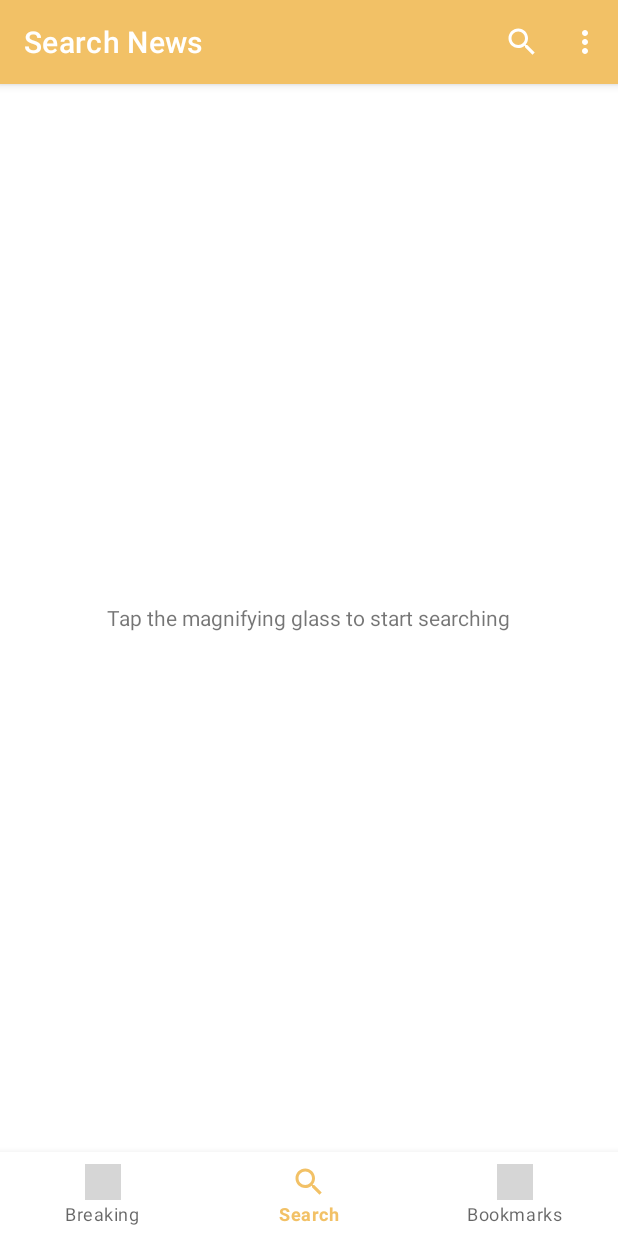
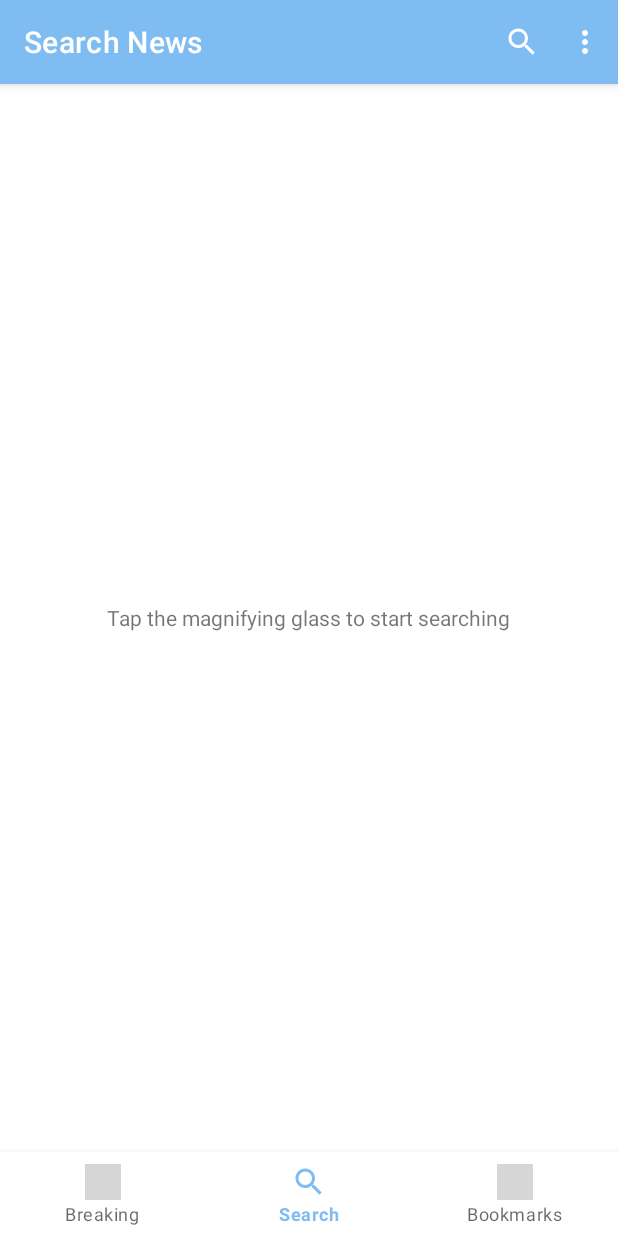
Before and after one commit to avinashbest/daily-news, an Android app: the screen it shows after launch (MainActivity), item 2 of the bottom bar chosen, on a phone screen of 412 x 824 dp. Run offline under Robolectric (Android 15) with nearby library versions, the phone set to English and light mode, and no system bars; our stand-ins replace Dagger/Hilt's generated code, Room's generated code, paging; 2 statements that could not run were skipped; grey boxes are pictures that could not be loaded.

Commit message:
[Changed]: Status bar color

```diff
--- a/app/src/main/res/drawable/background_gradient_splash_screen.xml
+++ b/app/src/main/res/drawable/background_gradient_splash_screen.xml
@@ -4,6 +4,6 @@
     <gradient
         android:angle="30"
         android:endColor="@color/white"
-        android:startColor="@color/primary_light"
+        android:startColor="@color/primary_dark"
         android:type="linear" />
 </shape>
--- a/app/src/main/res/values-night/themes.xml
+++ b/app/src/main/res/values-night/themes.xml
@@ -2,7 +2,7 @@
     <!-- Base application theme. -->
     <style name="Theme.NewsApp" parent="Theme.MaterialComponents.DayNight.DarkActionBar">
         <!-- Primary brand color. -->
-        <item name="colorPrimary">@color/primary_dark</item>
+        <item name="colorPrimary">@color/primary_light</item>
         <!-- Secondary brand color. -->
         <item name="colorSecondary">@color/secondary_dark</item>
         <!-- Status bar color. -->
--- a/app/src/main/res/values/themes.xml
+++ b/app/src/main/res/values/themes.xml
@@ -2,16 +2,16 @@
     <!-- Base application theme. -->
     <style name="Theme.NewsApp" parent="Theme.MaterialComponents.DayNight.DarkActionBar">
         <!-- Primary brand color. -->
-        <item name="colorPrimary">@color/primary_light</item>
+        <item name="colorPrimary">@color/primary_dark</item>
         <!-- Secondary brand color. -->
         <item name="colorSecondary">@color/secondary_light</item>
         <!-- Status bar color. -->
-        <item name="android:statusBarColor">?attr/colorPrimary</item>
+        <item name="android:statusBarColor">@color/primary_dark</item>
         <!-- Customize your theme here. -->
     </style>
 
     <style name="Theme.SplashScreen" parent="Theme.MaterialComponents.Light.NoActionBar">
-        <item name="android:statusBarColor">@color/primary_light</item>
-        <item name="android:windowBackground">@color/primary_light</item>
+        <item name="android:statusBarColor">@color/primary_dark</item>
+        <item name="android:windowBackground">@color/primary_dark</item>
     </style>
 </resources>
```
